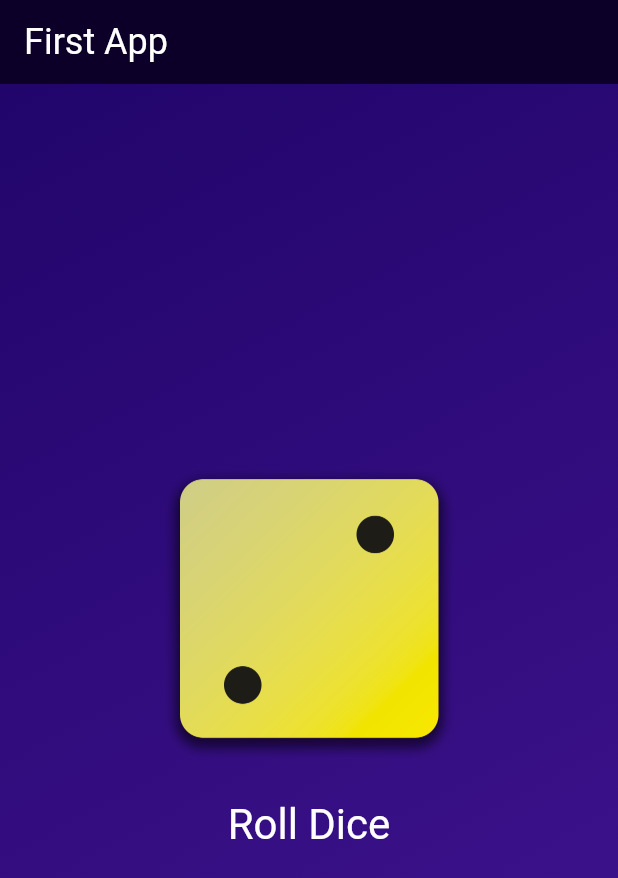
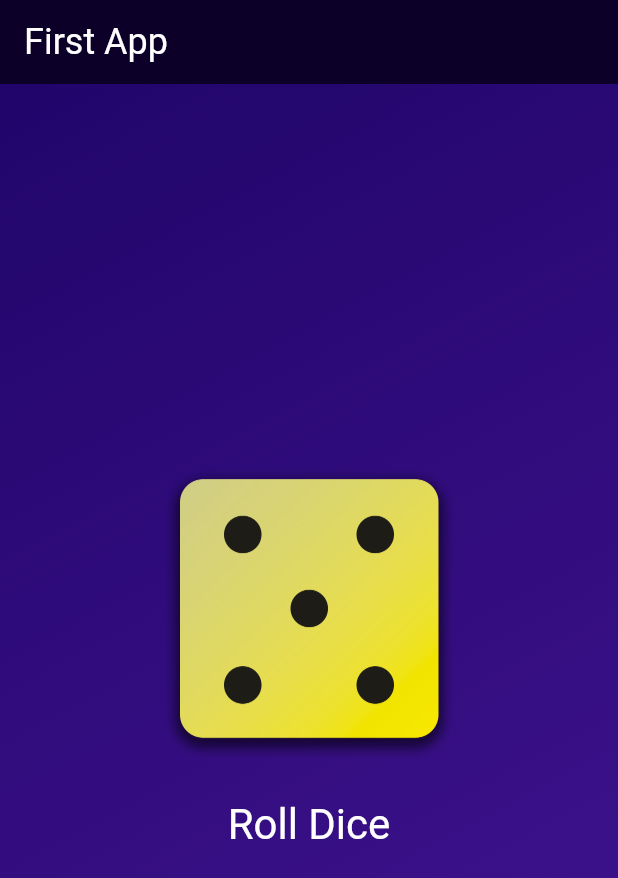
Before and after one commit to dlipkumar77/first_app, a Flutter app: the screen it shows after launch, after a tap on "Roll Dice", on a phone screen of 412 x 824 dp. Shown: the top 878 px of the screen. Run offline on Flutter 3.47's test engine with Material 3 defaults, Android fonts, the phone set to English and light mode, and no system bars.

Commit message:
StatefulWidget Created on diceRoller

```diff
--- /dev/null
+++ b/lib/dice_roller.dart
@@ -0,0 +1,43 @@
+import 'package:flutter/material.dart';
+
+class DiceRoller extends StatefulWidget {
+  const DiceRoller({super.key});
+  @override
+  State<DiceRoller> createState() {
+    return _DiceRollerState();
+  }
+}
+
+class _DiceRollerState extends State<DiceRoller> {
+  var activeDiceImage = 'assets/images/dice-2.png';
+
+  void rollDice() {
+    setState(() {
+      activeDiceImage = 'assets/images/dice-5.png';
+    });
+    //print('changing image..');
+  }
+
+  @override
+  Widget build(BuildContext context) {
+    return Column(
+      mainAxisSize: MainAxisSize.min, //center Align otherwise its top
+      children: [
+        Image.asset(
+          activeDiceImage,
+          width: 200,
+        ),
+        SizedBox(height: 20),
+        TextButton(
+          onPressed: rollDice,
+          style: TextButton.styleFrom(
+            //padding: EdgeInsets.only(top: 20),
+            foregroundColor: Colors.white,
+            textStyle: TextStyle(fontSize: 28),
+          ),
+          child: Text('Roll Dice'),
+        ),
+      ],
+    );
+  }
+}
--- a/lib/gradient_container.dart
+++ b/lib/gradient_container.dart
@@ -1,4 +1,5 @@
 //import 'package:first_app/styled_text.dart';
+import 'package:first_app/dice_roller.dart';
 import 'package:flutter/material.dart';
 
 const starAlignment = Alignment.topLeft;
@@ -11,16 +12,12 @@ class GradientContainer extends StatelessWidget {
   //const GradientContainer({Key? key}) : super(key: key);
   const GradientContainer(this.color1, this.color2, {super.key});
 
-//  const GradientContainer.purple({super.key})
-//       : color1 = Colors.deepPurpleAccent,
-//         color2 = Colors.indigo;
+  const GradientContainer.purple({super.key})
+      : color1 = Colors.deepPurpleAccent,
+        color2 = Colors.indigo;
 
   final Color color1;
   final Color color2;
-
-  void rollDice() {
-    print('Dice rolled');
-  }
 
   @override
   Widget build(BuildContext context) {
@@ -42,24 +39,7 @@ class GradientContainer extends StatelessWidget {
         ),
       ),
       child: Center(
-        child: Column(
-          mainAxisSize: MainAxisSize.min, //center Align otherwise its top
-          children: [
-            Image.asset(
-              'assets/images/dice-2.png',
-              width: 200,
-            ),
-            SizedBox(height: 20),
-            TextButton(
-                onPressed: rollDice,
-                style: TextButton.styleFrom(
-                  //padding: EdgeInsets.only(top: 20),
-                  foregroundColor: Colors.white,
-                  textStyle: TextStyle(fontSize: 28),
-                ),
-                child: Text('Roll Dice')),
-          ],
-        ),
+        child: DiceRoller(),
       ),
     );
   }
```
